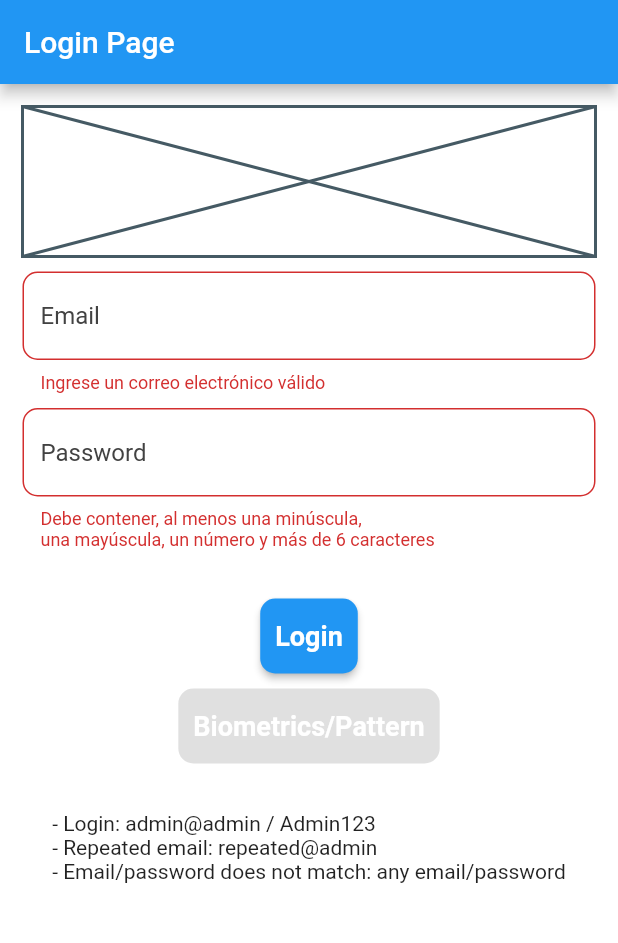
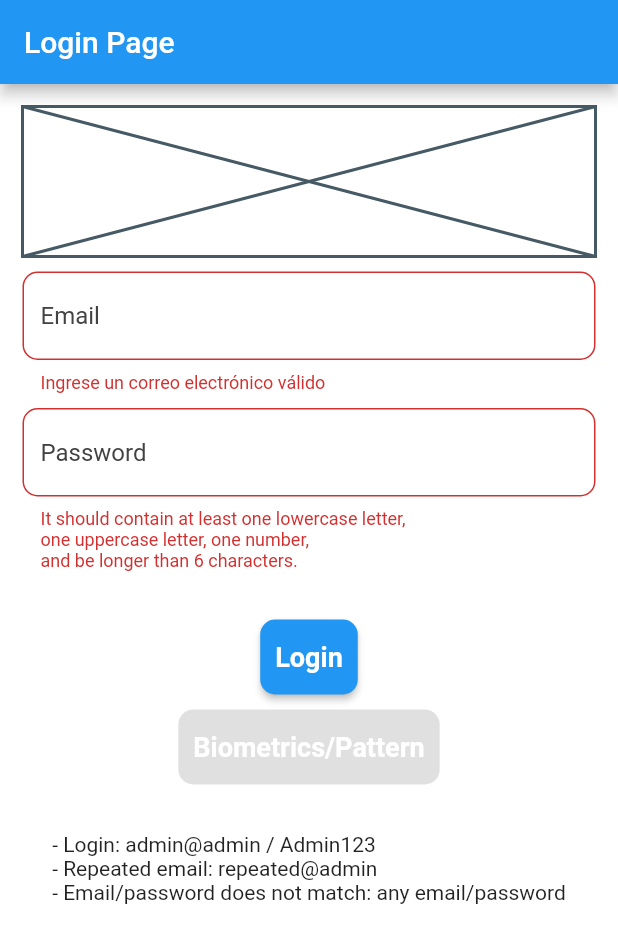
Before and after one commit to jorgesarabia/flutter_quotes, a Flutter app: the screen it shows after launch, after a tap on "Login", on a phone screen of 412 x 824 dp. Shown: the top 943 px of the screen. Run offline on Flutter 3.47's test engine with Material 2 defaults, Android fonts, the phone set to English and light mode, and no system bars; our stand-ins replace bloc, dartz, flutter_bloc, freezed_annotation, get_it, google_fonts and 3 more; missing offline and left inert: stokkur_api_client.

Commit message:
translate more words

```diff
--- a/lib/app/domain/password.dart
+++ b/lib/app/domain/password.dart
@@ -20,7 +20,7 @@ class Password extends Validator {
   @override
   String? get message {
     if (!isValid) {
-      return 'Debe contener, al menos una minúscula, \nuna mayúscula, un número y más de 6 caracteres';
+      return 'It should contain at least one lowercase letter, \none uppercase letter, one number, \nand be longer than 6 characters.';
     }
 
     return null;
--- a/lib/auth/infrastructure/biometrics_repository.dart
+++ b/lib/auth/infrastructure/biometrics_repository.dart
@@ -12,5 +12,5 @@ class BiometricsRepository implements IBiometrics {
   Future<bool> ceckBiometrics() => _auth.canCheckBiometrics;
 
   @override
-  Future<bool> authenticate() => _auth.authenticate(localizedReason: 'Inicie sesión para ver la frase del día');
+  Future<bool> authenticate() => _auth.authenticate(localizedReason: 'Login to get the Quote of the Day');
 }
--- a/lib/quotes/presentation/home_screen.dart
+++ b/lib/quotes/presentation/home_screen.dart
@@ -14,7 +14,7 @@ class HomeScreen extends StatelessWidget {
       create: (_) => getIt<QuotesBloc>()..add(const QuotesEvent.getQuoteOfTheDay()),
       child: Scaffold(
         appBar: AppBar(
-          title: const Text('Frase del dia'),
+          title: const Text('Quote of the Day'),
           centerTitle: true,
           elevation: 0,
           actions: [
@@ -38,7 +38,7 @@ class HomeScreen extends StatelessWidget {
                 return QuoteWidget(quote: state.quote!);
               }
 
-              return const Text('No hay frase del dia');
+              return const Text('There are no Quote of the Day');
             },
           ),
         ),
```
Also changed, not shown: 1 other file.
